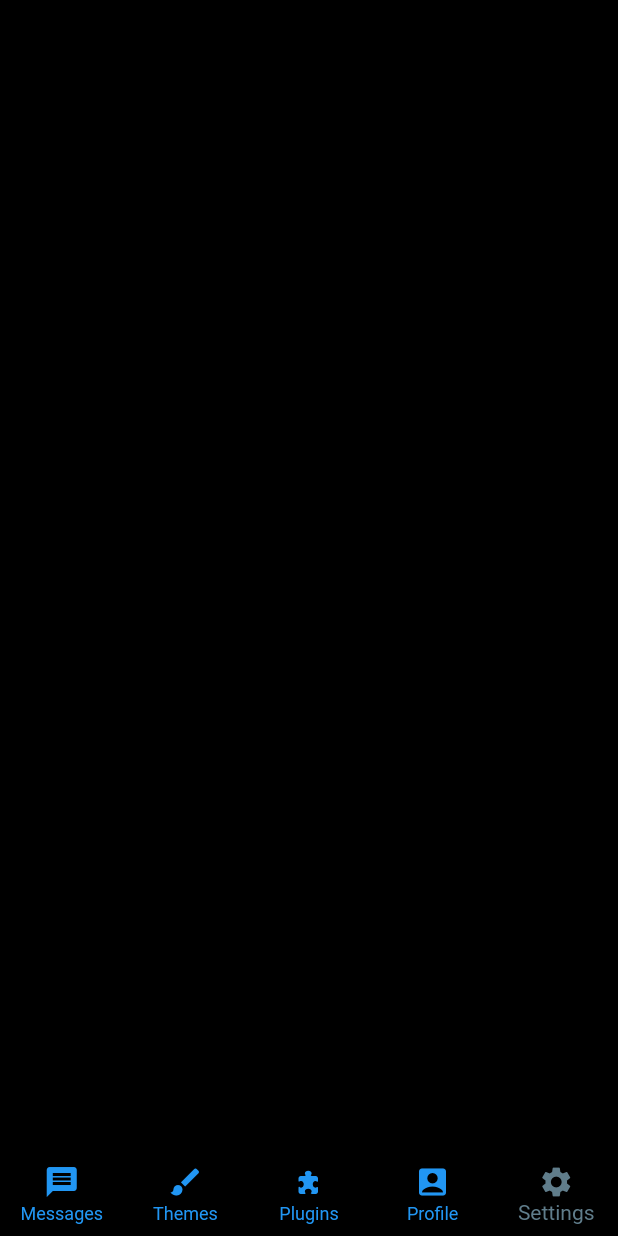
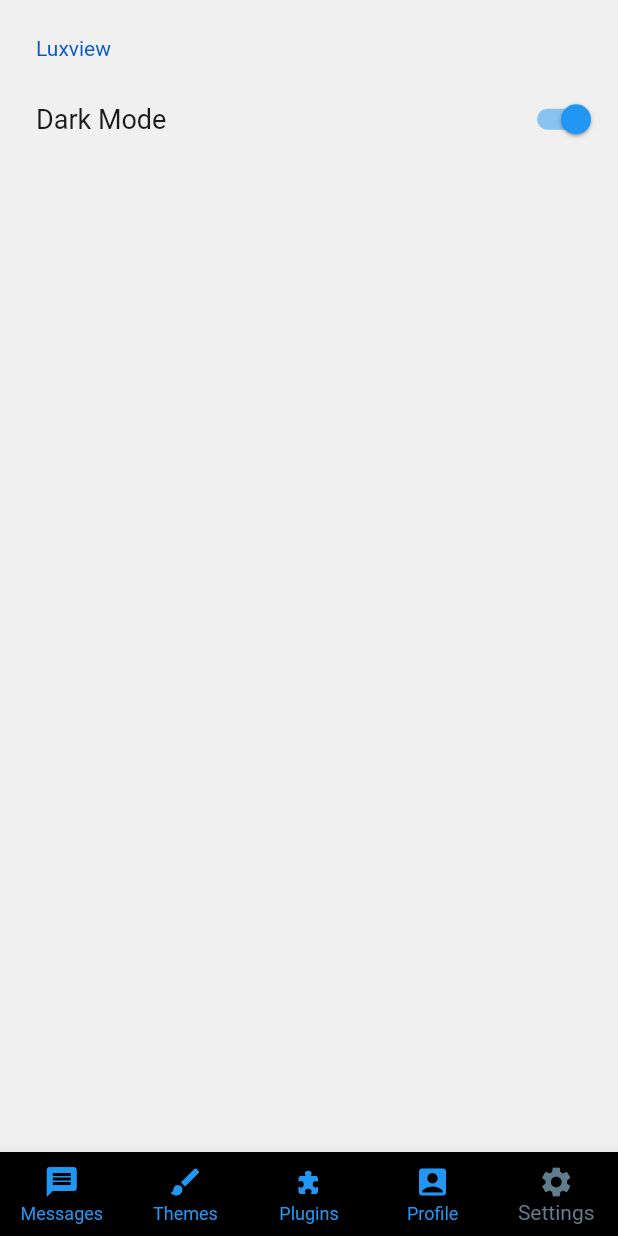
Before and after one commit to Luxview/Luxview, a Flutter app: the screen it shows after launch, item 5 of the bottom bar chosen, on a phone screen of 412 x 824 dp. Run offline on Flutter 3.47's test engine with Material 2 defaults, Android fonts, the phone set to English and light mode, and no system bars; drawn by our look-alikes of settings_ui; our stand-ins replace adaptive_theme, fluttericon.

Commit message:
Updated Pages

```diff
--- a/lib/Custom/Themes.dart
+++ b/lib/Custom/Themes.dart
@@ -1,7 +1,7 @@
 import 'package:flutter/material.dart';
 
-// Universal page colorset
-var universal_bgc = Colors.black;
+// Scaffold colorset
+var scaffold_bgc = Colors.white;
 
 // Bottom Navigation Panel colorset
 var bottomnavbar_bgc = Colors.black;
--- a/lib/Pages/Messages.dart
+++ b/lib/Pages/Messages.dart
@@ -11,7 +11,7 @@ class _MessagePageState extends State<MessagePage> {
   @override
   Widget build(BuildContext context) {
     return Container(
-      color: universal_bgc,
+      color: scaffold_bgc,
     );
   }
 }
--- a/lib/Pages/Plugins.dart
+++ b/lib/Pages/Plugins.dart
@@ -11,7 +11,7 @@ class _PluginsPageState extends State<PluginsPage> {
   @override
   Widget build(BuildContext context) {
     return Container(
-      color: universal_bgc,
+      color: scaffold_bgc,
     );
   }
 }
--- a/lib/Pages/Profile.dart
+++ b/lib/Pages/Profile.dart
@@ -11,7 +11,7 @@ class _ProfilePageState extends State<ProfilePage> {
   @override
   Widget build(BuildContext context) {
     return Container(
-      color: universal_bgc,
+      color: scaffold_bgc,
     );
   }
 }
--- a/lib/Pages/Settings.dart
+++ b/lib/Pages/Settings.dart
@@ -1,5 +1,6 @@
+import 'package:adaptive_theme/adaptive_theme.dart';
 import 'package:flutter/material.dart';
-import 'package:luxview/Custom/Themes.dart';
+import 'package:settings_ui/settings_ui.dart';
 
 class SettingsPage extends StatefulWidget {
   const SettingsPage({super.key});
@@ -7,11 +8,34 @@ class SettingsPage extends StatefulWidget {
   _SettingsPageState createState() => _SettingsPageState();
 }
 
+//Currently Nonfunctional
+
 class _SettingsPageState extends State<SettingsPage> {
+  var darkMode = true;
   @override
   Widget build(BuildContext context) {
-    return Container(
-      color: universal_bgc,
+    return Scaffold(
+      body: SettingsList(
+        sections: [
+          SettingsSection(title: const Text("Luxview"), tiles: <SettingsTile>[
+            SettingsTile.switchTile(
+              title: const Text("Dark Mode"),
+              initialValue: darkMode,
+              onToggle: (value) {
+                setState(() {
+                  darkMode = value;
+                  ;
+                  if (darkMode)
+                    AdaptiveTheme.of(context).setDark();
+                  else {
+                    AdaptiveTheme.of(context).setLight();
+                  }
+                });
+              },
+            )
+          ]),
+        ],
+      ),
     );
   }
 }
--- a/lib/Pages/Themes.dart
+++ b/lib/Pages/Themes.dart
@@ -11,7 +11,7 @@ class _ThemesPageState extends State<ThemesPage> {
   @override
   Widget build(BuildContext context) {
     return Container(
-      color: universal_bgc,
+      color: scaffold_bgc,
     );
   }
 }
--- a/lib/main.dart
+++ b/lib/main.dart
@@ -1,4 +1,5 @@
 import 'package:flutter/material.dart';
+import 'package:adaptive_theme/adaptive_theme.dart';
 import 'package:luxview/Pages/Home.dart';
 
 void main() {
@@ -8,14 +9,21 @@ void main() {
 class Luxview extends StatelessWidget {
   @override
   Widget build(BuildContext context) {
-    return MaterialApp(
-      title: 'Luxview',
-      theme: ThemeData(
-        primarySwatch: Colors.blue,
-        backgroundColor: Colors.grey,
-      ),
-      debugShowCheckedModeBanner: false,
-      home: HomePage(),
-    );
+    return AdaptiveTheme(
+        light: ThemeData(
+            brightness: Brightness.light,
+            backgroundColor: Color(0xFFFFFFFF),
+            scaffoldBackgroundColor: const Color(0xFFFFFFFF)),
+        dark: ThemeData(
+            brightness: Brightness.dark,
+            backgroundColor: const Color(0xFF000000),
+            scaffoldBackgroundColor: const Color(0xFF000000)),
+        initial: AdaptiveThemeMode.light,
+        builder: (theme, darkTheme) => MaterialApp(
+              title: 'Luxview',
+              theme: ThemeData(),
+              debugShowCheckedModeBanner: false,
+              home: HomePage(),
+            ));
   }
 }
--- a/pubspec.yaml
+++ b/pubspec.yaml
@@ -37,6 +37,8 @@ dependencies:
   # Use with the CupertinoIcons class for iOS style icons.
   cupertino_icons: ^1.0.2
   fluttericon: ^2.0.0
+  settings_ui: ^2.0.2
+  adaptive_theme: ^3.1.1
 
 dev_dependencies:
   flutter_test:
```
Also changed, not shown: pubspec.lock.
